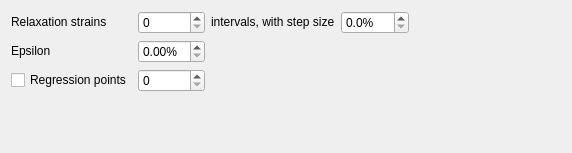
The window that mech_analyser/experiment/instron_68tm/stepwise/view.ui (ksonter95/InstronAnalyser) describes before a commit, drawn with Qt 5.
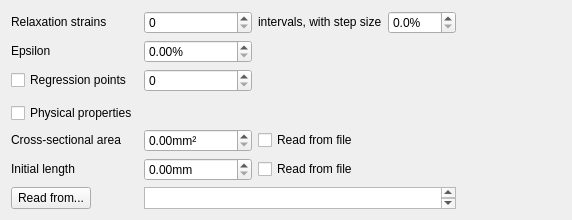
The same window after the commit.

Patch:
```diff
--- a/mech_analyser/experiment/instron_68tm/stepwise/view.ui
+++ b/mech_analyser/experiment/instron_68tm/stepwise/view.ui
@@ -60,7 +60,7 @@
      </property>
     </widget>
    </item>
-   <item row="0" column="4" rowspan="4">
+   <item row="0" column="4" rowspan="9">
     <spacer name="s_Horizontal">
      <property name="orientation">
       <enum>Qt::Orientation::Horizontal</enum>
@@ -129,6 +129,169 @@
     </widget>
    </item>
    <item row="3" column="0" colspan="4">
+    <spacer name="s_VerticalProperties">
+     <property name="orientation">
+      <enum>Qt::Orientation::Vertical</enum>
+     </property>
+     <property name="sizeType">
+      <enum>QSizePolicy::Policy::Fixed</enum>
+     </property>
+     <property name="sizeHint" stdset="0">
+      <size>
+       <width>0</width>
+       <height>5</height>
+      </size>
+     </property>
+    </spacer>
+   </item>
+   <item row="4" column="0">
+    <widget class="QCheckBox" name="cb_Properties">
+     <property name="sizePolicy">
+      <sizepolicy hsizetype="Fixed" vsizetype="Fixed">
+       <horstretch>0</horstretch>
+       <verstretch>0</verstretch>
+      </sizepolicy>
+     </property>
+     <property name="toolTip">
+      <string>The physical properties of the experiment samples.  If checked, the selected properties will be read from the file</string>
+     </property>
+     <property name="text">
+      <string>Physical properties</string>
+     </property>
+    </widget>
+   </item>
+   <item row="5" column="0">
+    <widget class="QLabel" name="l_Area">
+     <property name="sizePolicy">
+      <sizepolicy hsizetype="Fixed" vsizetype="Fixed">
+       <horstretch>0</horstretch>
+       <verstretch>0</verstretch>
+      </sizepolicy>
+     </property>
+     <property name="toolTip">
+      <string>The cross-sectional area of the samples.  It is A in the equation σ = F / A</string>
+     </property>
+     <property name="text">
+      <string>Cross-sectional area</string>
+     </property>
+    </widget>
+   </item>
+   <item row="5" column="1">
+    <widget class="QDoubleSpinBox" name="sb_Area">
+     <property name="toolTip">
+      <string>The cross-sectional area of every sample.  It is A in the equation σ = F / A</string>
+     </property>
+     <property name="suffix">
+      <string>mm²</string>
+     </property>
+     <property name="decimals">
+      <number>2</number>
+     </property>
+     <property name="maximum">
+      <double>999999.989999999990687</double>
+     </property>
+     <property name="value">
+      <double>0.000000000000000</double>
+     </property>
+    </widget>
+   </item>
+   <item row="5" column="2" colspan="2">
+    <widget class="QCheckBox" name="cb_Area">
+     <property name="sizePolicy">
+      <sizepolicy hsizetype="Minimum" vsizetype="Fixed">
+       <horstretch>0</horstretch>
+       <verstretch>0</verstretch>
+      </sizepolicy>
+     </property>
+     <property name="toolTip">
+      <string>If checked, the cross-sectional area will be read in from the file on a sample-by-sample basis.  Otherwise, the specified cross-sectional area will be used by all samples</string>
+     </property>
+     <property name="text">
+      <string>Read from file</string>
+     </property>
+    </widget>
+   </item>
+   <item row="6" column="0">
+    <widget class="QLabel" name="l_Length">
+     <property name="sizePolicy">
+      <sizepolicy hsizetype="Fixed" vsizetype="Fixed">
+       <horstretch>0</horstretch>
+       <verstretch>0</verstretch>
+      </sizepolicy>
+     </property>
+     <property name="toolTip">
+      <string>The initial length of the samples.  It is l0 in the equation ε = d / l0</string>
+     </property>
+     <property name="text">
+      <string>Initial length</string>
+     </property>
+    </widget>
+   </item>
+   <item row="6" column="1">
+    <widget class="QDoubleSpinBox" name="sb_Length">
+     <property name="toolTip">
+      <string>The initial length of every sample.  It is l in the equation ε = d / l0</string>
+     </property>
+     <property name="suffix">
+      <string>mm</string>
+     </property>
+     <property name="decimals">
+      <number>2</number>
+     </property>
+     <property name="maximum">
+      <double>999.990000000000009</double>
+     </property>
+     <property name="value">
+      <double>0.000000000000000</double>
+     </property>
+    </widget>
+   </item>
+   <item row="6" column="2" colspan="2">
+    <widget class="QCheckBox" name="cb_Length">
+     <property name="sizePolicy">
+      <sizepolicy hsizetype="Minimum" vsizetype="Fixed">
+       <horstretch>0</horstretch>
+       <verstretch>0</verstretch>
+      </sizepolicy>
+     </property>
+     <property name="toolTip">
+      <string>If checked, the initial length will be read in from the file on a sample-by-sample basis.  Otherwise, the specified initial length will be used by all samples</string>
+     </property>
+     <property name="text">
+      <string>Read from file</string>
+     </property>
+    </widget>
+   </item>
+   <item row="7" column="0">
+    <widget class="QPushButton" name="pb_ReadProperties">
+     <property name="sizePolicy">
+      <sizepolicy hsizetype="Fixed" vsizetype="Fixed">
+       <horstretch>0</horstretch>
+       <verstretch>0</verstretch>
+      </sizepolicy>
+     </property>
+     <property name="toolTip">
+      <string>Select the file from which the physical sample properties will be read.</string>
+     </property>
+     <property name="text">
+      <string>Read from...</string>
+     </property>
+    </widget>
+   </item>
+   <item row="7" column="1" colspan="3">
+    <widget class="QTextBrowser" name="tb_ReadProperties">
+     <property name="sizePolicy">
+      <sizepolicy hsizetype="Expanding" vsizetype="Ignored">
+       <horstretch>0</horstretch>
+       <verstretch>0</verstretch>
+      </sizepolicy>
+     </property>
+     <property name="toolTip">
+      <string>File from which the physical sample properties will be read.</string>
+     </property>
+    </widget>
+   </item>
+   <item row="8" column="0" colspan="4">
     <spacer name="s_Vertical">
      <property name="orientation">
       <enum>Qt::Orientation::Vertical</enum>
```
